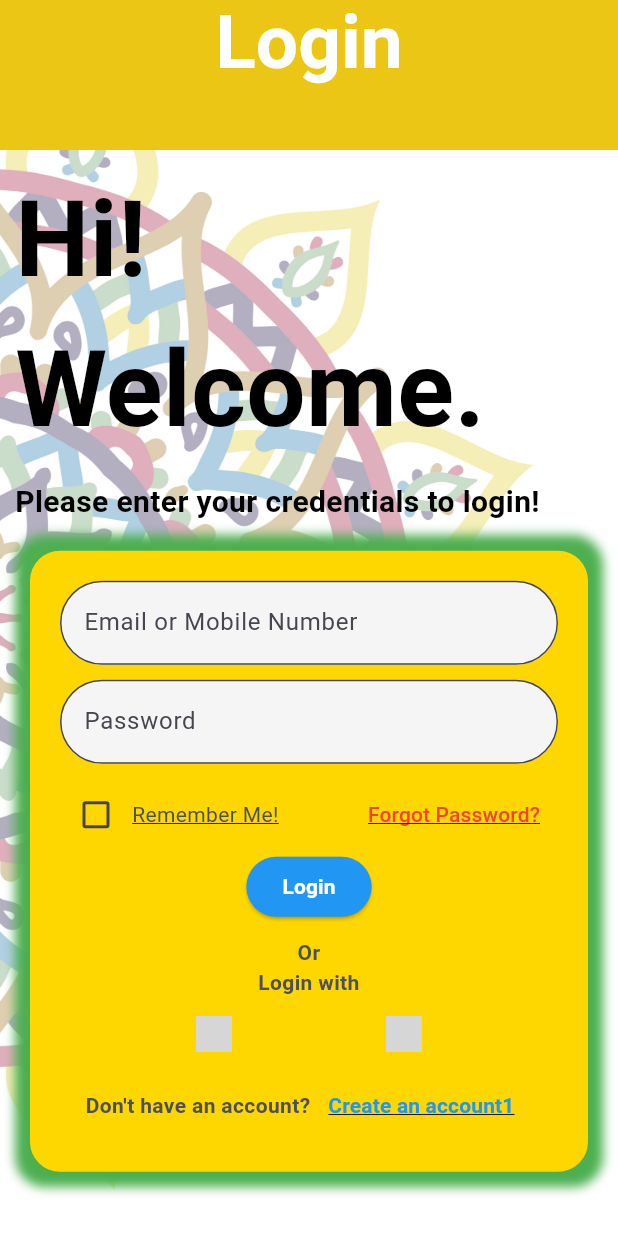
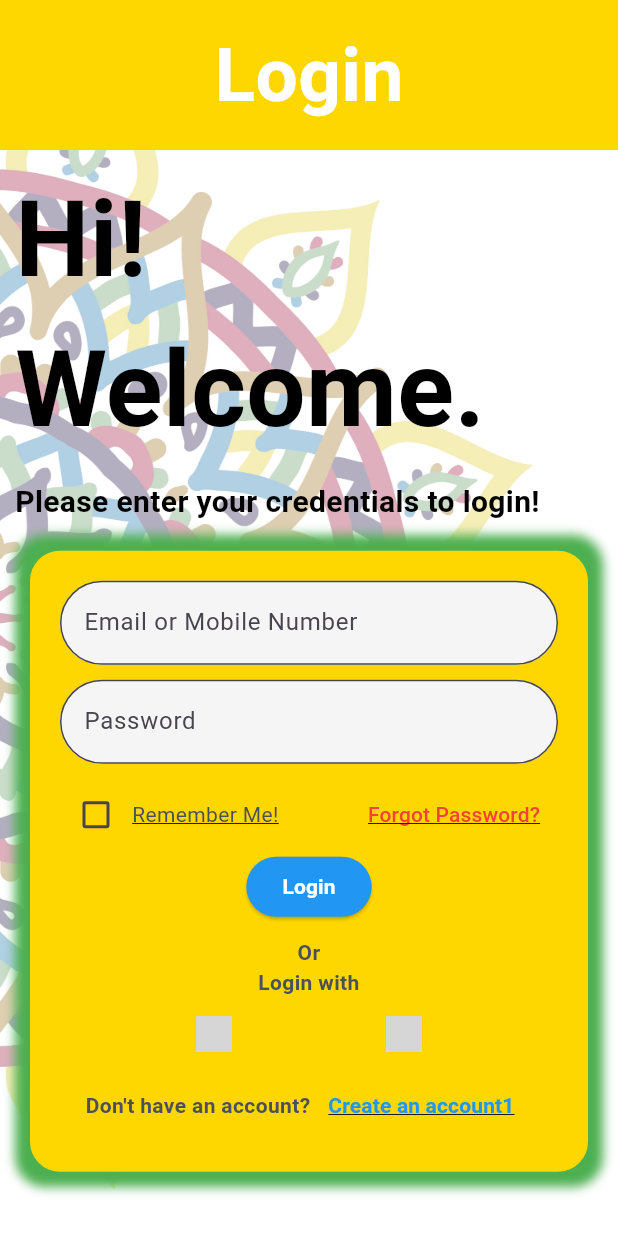
Before and after one commit to ShadipKumarJoshi/batch32a-ShadipKumarJoshi-FLutter-Mandala, a Flutter app: the screen it shows after launch, on a phone screen of 412 x 824 dp. Run offline on Flutter 3.47's test engine with Material 3 defaults, Android fonts, the phone set to English and light mode, and no system bars; grey boxes are pictures that could not be loaded.

Commit message:
svg files

```diff
--- a/lib/screen/login_screen.dart
+++ b/lib/screen/login_screen.dart
@@ -22,18 +22,18 @@ class _LoginScreenState extends State<LoginScreen> {
         backgroundColor: Colors.transparent,
         appBar: PreferredSize(
           preferredSize: const Size.fromHeight(100),
-          child: AppBar(
-            title: const Text(
-              'Login',
-              style: TextStyle(
-                color: Colors.white,
-                fontWeight: FontWeight.bold,
-                fontSize: 50,
+          child: Container(
+            color: const Color(0xFFFFD700),
+            child: const Center(
+              child: Text(
+                'Login',
+                style: TextStyle(
+                  color: Colors.white,
+                  fontWeight: FontWeight.bold,
+                  fontSize: 50,
+                ),
               ),
             ),
-            backgroundColor: const Color(0xFFFFD700),
-            centerTitle: true,
-            elevation: 10,
           ),
         ),
         body: Stack(
```
Also changed, not shown: assets/icons/iconFb.svg (added), assets/icons/iconGoogle.svg (added).
